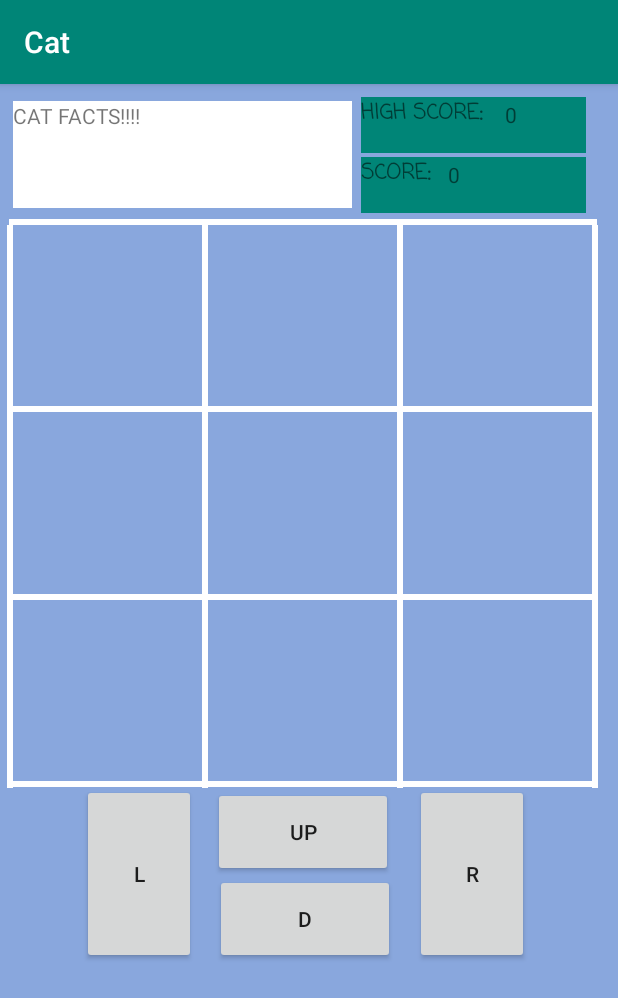
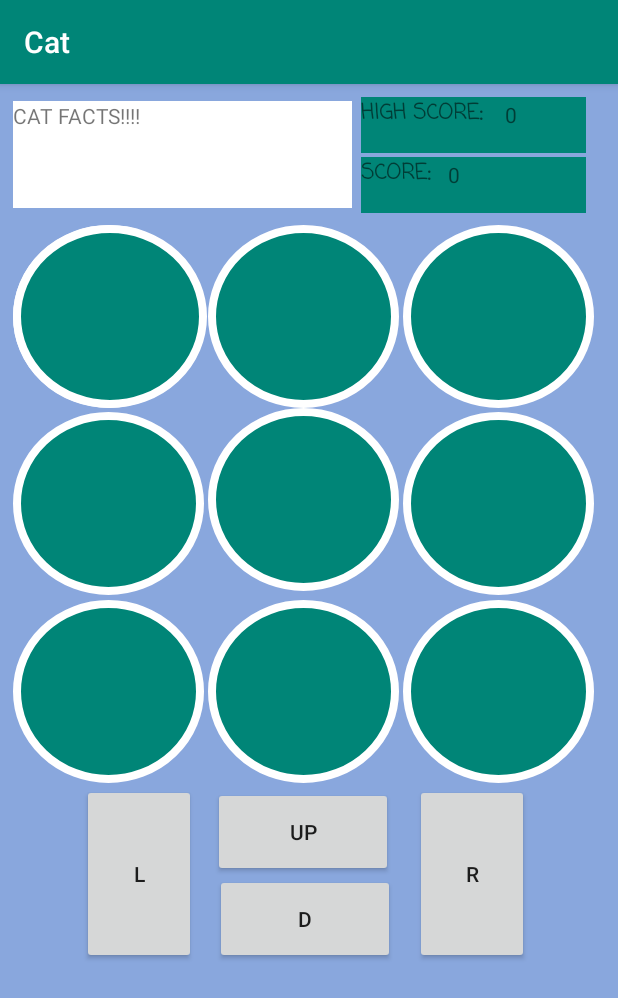
Before and after one commit to kzhang23187/Cat, an Android app: the screen it shows after launch (MainActivity), on a phone screen of 412 x 824 dp. Shown: the top 998 px of the screen. Run offline under Robolectric (Android 15) with nearby library versions, the phone set to English and light mode, and no system bars; libraries missing offline, so code that uses them is left out: android.util.

Commit message:
made ui nicer. need to improve alert dialog and API calls

```diff
--- /dev/null
+++ b/app/src/main/res/drawable/roundedbutton.xml
@@ -0,0 +1,10 @@
+<?xml version="1.0" encoding="utf-8"?>
+<selector xmlns:android="http://schemas.android.com/apk/res/android">
+    <item>
+        <shape android:shape="oval">
+            <stroke android:color="@color/colorPrimaryDark" android:width="5dp" />
+            <solid android:color="@color/colorPrimary"/>
+            <size android:width="75dp" android:height="75dp"/>
+        </shape>
+    </item>
+</selector>
--- a/app/src/main/res/layout/activity_main.xml
+++ b/app/src/main/res/layout/activity_main.xml
@@ -9,71 +9,6 @@
     tools:context=".MainActivity">
 
 
-    <View
-        android:id="@+id/divider5"
-        android:layout_width="4dp"
-        android:layout_height="375dp"
-        android:background="@color/colorPrimaryDark"
-        app:layout_constraintEnd_toStartOf="@+id/guideline8"
-        app:layout_constraintTop_toTopOf="@+id/guideline" />
-
-    <View
-        android:id="@+id/divider3"
-        android:layout_width="4dp"
-        android:layout_height="375dp"
-        android:background="@color/colorPrimaryDark"
-        app:layout_constraintEnd_toStartOf="@+id/guideline5"
-        app:layout_constraintTop_toTopOf="@+id/guideline" />
-    <View
-        android:id="@+id/divider4"
-        android:layout_width="4dp"
-        android:layout_height="375dp"
-        android:background="@color/colorPrimaryDark"
-        app:layout_constraintEnd_toStartOf="@+id/guideline6"
-        app:layout_constraintTop_toTopOf="@+id/guideline" />
-
-    <View
-        android:id="@+id/divider2"
-        android:layout_width="4dp"
-        android:layout_height="375dp"
-        android:background="@color/colorPrimaryDark"
-        app:layout_constraintEnd_toStartOf="@+id/guideline7"
-        app:layout_constraintTop_toTopOf="@+id/guideline" />
-
-
-    <View
-        android:id="@+id/divider6"
-        android:layout_width="392dp"
-        android:layout_height="4dp"
-        android:layout_marginStart="6dp"
-        android:background="@color/colorPrimaryDark"
-        app:layout_constraintBottom_toTopOf="@+id/guideline"
-        app:layout_constraintStart_toStartOf="parent" />
-
-    <View
-        android:id="@+id/divider7"
-        android:layout_width="392dp"
-        android:layout_height="4dp"
-        android:layout_marginStart="6dp"
-        android:background="@color/colorPrimaryDark"
-        app:layout_constraintBottom_toTopOf="@+id/guideline2"
-        app:layout_constraintStart_toStartOf="parent" />
-    <View
-        android:id="@+id/divider8"
-        android:layout_width="392dp"
-        android:layout_height="4dp"
-        android:layout_marginStart="6dp"
-        android:background="@color/colorPrimaryDark"
-        app:layout_constraintBottom_toTopOf="@+id/guideline3"
-        app:layout_constraintStart_toStartOf="parent" />
-    <View
-        android:id="@+id/divider9"
-        android:layout_width="390dp"
-        android:layout_height="4dp"
-        android:layout_marginStart="8dp"
-        android:background="@color/colorPrimaryDark"
-        app:layout_constraintBottom_toTopOf="@+id/up"
-        app:layout_constraintStart_toStartOf="parent" />
 
     <Button
         android:id="@+id/left"
@@ -237,5 +172,95 @@
         app:layout_constraintBottom_toTopOf="@+id/guideline"
         app:layout_constraintStart_toStartOf="@+id/guideline7" />
 
+    <TextView
+        android:id="@+id/textView"
+        android:layout_width="127dp"
+        android:layout_height="122dp"
+        android:background='@drawable/roundedbutton'
+        android:text=""
+        app:layout_constraintStart_toStartOf="@+id/guideline5"
+        app:layout_constraintTop_toTopOf="@+id/guideline" />
+
+    <TextView
+        android:id="@+id/textView2"
+        android:layout_width="129dp"
+        android:layout_height="122dp"
+        android:background='@drawable/roundedbutton'
+        android:text=""
+        app:layout_constraintStart_toStartOf="@+id/guideline5"
+        app:layout_constraintTop_toTopOf="@+id/guideline" />
+
+    <TextView
+        android:id="@+id/textView3"
+        android:layout_width="127dp"
+        android:layout_height="122dp"
+        android:background='@drawable/roundedbutton'
+        android:text=""
+        app:layout_constraintStart_toStartOf="@+id/guideline7"
+        app:layout_constraintTop_toTopOf="@+id/guideline3" />
+
+    <TextView
+        android:id="@+id/textView4"
+        android:layout_width="127dp"
+        android:layout_height="122dp"
+        android:background='@drawable/roundedbutton'
+        android:text=""
+        app:layout_constraintStart_toStartOf="@+id/guideline6"
+        app:layout_constraintTop_toTopOf="@+id/guideline3" />
+
+    <TextView
+        android:id="@+id/textView6"
+        android:layout_width="127dp"
+        android:layout_height="122dp"
+        android:background='@drawable/roundedbutton'
+        android:text=""
+        app:layout_constraintStart_toStartOf="@+id/guideline7"
+        app:layout_constraintTop_toTopOf="@+id/guideline2" />
+
+    <TextView
+        android:id="@+id/textView7"
+        android:layout_width="127dp"
+        android:layout_height="122dp"
+        android:background='@drawable/roundedbutton'
+        android:text=""
+        app:layout_constraintStart_toStartOf="@+id/guideline5"
+        app:layout_constraintTop_toTopOf="@+id/guideline3" />
+
+    <TextView
+        android:id="@+id/textView8"
+        android:layout_width="127dp"
+        android:layout_height="122dp"
+        android:background='@drawable/roundedbutton'
+        android:text=""
+        app:layout_constraintStart_toStartOf="@+id/guideline6"
+        app:layout_constraintTop_toBottomOf="@+id/textView11" />
+
+    <TextView
+        android:id="@+id/textView9"
+        android:layout_width="127dp"
+        android:layout_height="122dp"
+        android:background='@drawable/roundedbutton'
+        android:text=""
+        app:layout_constraintStart_toStartOf="@+id/guideline5"
+        app:layout_constraintTop_toTopOf="@+id/guideline2" />
+
+    <TextView
+        android:id="@+id/textView10"
+        android:layout_width="127dp"
+        android:layout_height="122dp"
+        android:background='@drawable/roundedbutton'
+        android:text=""
+        app:layout_constraintStart_toStartOf="@+id/guideline7"
+        app:layout_constraintTop_toTopOf="@+id/guideline" />
+
+    <TextView
+        android:id="@+id/textView11"
+        android:layout_width="127dp"
+        android:layout_height="122dp"
+        android:background='@drawable/roundedbutton'
+        android:text=""
+        app:layout_constraintStart_toStartOf="@+id/guideline6"
+        app:layout_constraintTop_toTopOf="@+id/guideline" />
+
 
 </android.support.constraint.ConstraintLayout>
```
